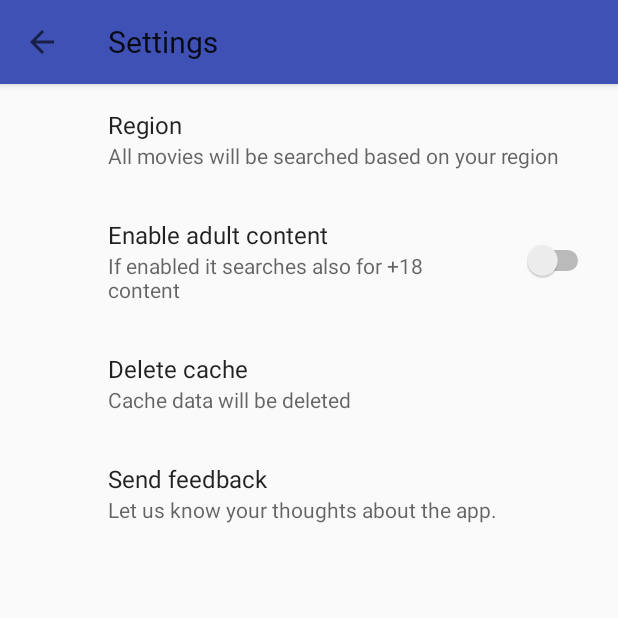
After one commit to Dannyang27/Kino, an Android app: the MySettingFragment screen opened directly, with no data from a screen before it, on a phone screen of 412 x 824 dp, the top half of it. The commit adds this screen. Run offline under Robolectric (Android 15) with nearby library versions, the phone set to English and light mode, and no system bars; our stand-ins replace androidx.preference.

Commit message:
SettingActivity Screen added

```diff
--- a/app/build.gradle
+++ b/app/build.gradle
@@ -43,6 +43,8 @@ dependencies {
     implementation 'androidx.emoji:emoji-bundled:1.0.0'
     implementation 'org.jetbrains.kotlinx:kotlinx-coroutines-core:1.3.0-M1'
     implementation 'com.squareup.picasso:picasso:2.71828'
+    implementation group: 'androidx.preference', name: 'preference', version: '1.0.0-alpha1'
+
 
     // ViewModel Libraries
     def lifecycle_version = "2.0.0"
--- /dev/null
+++ b/app/src/main/java/com/example/ledannyyang/movies/Activities/SettingActivity.kt
@@ -0,0 +1,34 @@
+package com.example.ledannyyang.movies.Activities
+
+import android.os.Bundle
+import android.view.MenuItem
+import androidx.appcompat.app.AppCompatActivity
+import androidx.appcompat.widget.Toolbar
+import com.example.ledannyyang.movies.MySettingFragment
+import com.example.ledannyyang.movies.R
+
+class SettingActivity : AppCompatActivity() {
+
+    private lateinit var toolbar: Toolbar
+
+    override fun onCreate(savedInstanceState: Bundle?) {
+        super.onCreate(savedInstanceState)
+        setContentView(R.layout.activity_setting)
+
+        toolbar = findViewById(R.id.setting_toolbar)
+        toolbar.title = getString(R.string.setting_toolbar)
+        setSupportActionBar(toolbar)
+        supportActionBar?.setDisplayHomeAsUpEnabled(true)
+        supportActionBar?.setDisplayShowHomeEnabled(true)
+
+        supportFragmentManager.beginTransaction().replace(R.id.setting_container, MySettingFragment()).commit()
+    }
+
+    override fun onOptionsItemSelected(item: MenuItem?) = when(item?.itemId){
+        android.R.id.home -> {
+            finish()
+            true
+        }
+        else -> super.onOptionsItemSelected(item)
+    }
+}
--- a/app/src/main/java/com/example/ledannyyang/movies/FragmentController/SearchController.kt
+++ b/app/src/main/java/com/example/ledannyyang/movies/FragmentController/SearchController.kt
@@ -23,7 +23,6 @@ class SearchController : Fragment(){
     companion object {
         fun newInstance(): SearchController = SearchController()
         lateinit var viewAdapter: RecyclerView.Adapter<*>
-
     }
 
     override fun onCreateView(inflater: LayoutInflater, container: ViewGroup?, savedInstanceState: Bundle?): View? {
@@ -33,7 +32,7 @@ class SearchController : Fragment(){
         searchview.setOnQueryTextListener(object : SearchView.OnQueryTextListener{
             override fun onQueryTextSubmit(query: String?): Boolean {
                 movies.clear()
-                RetrofitClient.getSearchMovie(movies, query.toString())
+                RetrofitClient.getSearchMovie(activity?.applicationContext!!, movies, query.toString())
                 return true
             }
 
--- /dev/null
+++ b/app/src/main/java/com/example/ledannyyang/movies/MySettingFragment.kt
@@ -0,0 +1,43 @@
+package com.example.ledannyyang.movies
+
+import android.os.Bundle
+import androidx.preference.ListPreference
+import androidx.preference.Preference
+import androidx.preference.PreferenceFragmentCompat
+import androidx.preference.SwitchPreference
+import org.jetbrains.anko.toast
+
+class MySettingFragment : PreferenceFragmentCompat(){
+    private lateinit var region: ListPreference
+    private lateinit var adultSwitch: SwitchPreference
+    private lateinit var deleteCache: Preference
+    private lateinit var sendFeedback: Preference
+
+    override fun onCreatePreferences(savedInstanceState: Bundle?, rootKey: String?) {
+        setPreferencesFromResource(R.xml.preference_setting, rootKey)
+        region = findPreference("region") as ListPreference
+        adultSwitch = findPreference("adultContent") as SwitchPreference
+        deleteCache = findPreference("cache") as Preference
+        sendFeedback = findPreference("feedback") as Preference
+
+        region.setOnPreferenceChangeListener { oldValue , newValue ->
+            region.context.toast(getString(R.string.restartApp))
+            true
+        }
+
+        adultSwitch.setOnPreferenceClickListener {
+            adultSwitch.context.toast(getString(R.string.restartApp))
+            true
+        }
+
+        deleteCache.setOnPreferenceClickListener {
+            deleteCache.context.toast(getString(R.string.deleteCache))
+            true
+        }
+
+        sendFeedback.setOnPreferenceClickListener {
+            sendFeedback.context.toast(getString(R.string.sendFeedback))
+            true
+        }
+    }
+}
--- a/app/src/main/java/com/example/ledannyyang/movies/RecyclerView/MainActivityAdapter.kt
+++ b/app/src/main/java/com/example/ledannyyang/movies/RecyclerView/MainActivityAdapter.kt
@@ -30,7 +30,6 @@ class MainActivityAdapter(private val movies: MutableList<Movie>, val isUpcoming
 
         init{
             view.setOnClickListener {
-                Toast.makeText(it.context, "$movieId", Toast.LENGTH_LONG).show()
                 val intent = Intent(it.context, MovieDetailActivity::class.java)
                 intent.putExtra(AllMightyDataController.currentMovieID, movieId)
                 AllMightyDataController.releaseDate =  releaseDate
--- /dev/null
+++ b/app/src/main/res/layout/activity_setting.xml
@@ -0,0 +1,21 @@
+<?xml version="1.0" encoding="utf-8"?>
+<RelativeLayout xmlns:android="http://schemas.android.com/apk/res/android"
+    xmlns:tools="http://schemas.android.com/tools"
+    android:layout_width="match_parent"
+    android:layout_height="match_parent"
+    tools:context=".Activities.SettingActivity">
+
+    <androidx.appcompat.widget.Toolbar
+        android:id="@+id/setting_toolbar"
+        android:layout_width="match_parent"
+        android:layout_height="wrap_content"
+        android:background="@color/colorPrimary"
+        android:elevation="4dp"/>
+
+    <FrameLayout
+        android:id="@+id/setting_container"
+        android:layout_width="match_parent"
+        android:layout_height="match_parent"
+        android:layout_below="@id/setting_toolbar"/>
+
+</RelativeLayout>
--- a/app/src/main/res/layout/movie_detail_info.xml
+++ b/app/src/main/res/layout/movie_detail_info.xml
@@ -1,5 +1,5 @@
 <?xml version="1.0" encoding="utf-8"?>
-<androidx.constraintlayout.widget.ConstraintLayout
+<RelativeLayout
     xmlns:android="http://schemas.android.com/apk/res/android"
     xmlns:app="http://schemas.android.com/apk/res-auto"
     android:id="@+id/constraintLayout"
@@ -222,7 +222,6 @@
                     android:layout_width="match_parent"
                     android:layout_height="150dp"/>
             </LinearLayout>
-
         </LinearLayout>
     </ScrollView>
-</androidx.constraintlayout.widget.ConstraintLayout>
+</RelativeLayout>
--- /dev/null
+++ b/app/src/main/res/values/arrays.xml
@@ -0,0 +1,11 @@
+<?xml version="1.0" encoding="utf-8"?>
+<resources>
+    <string-array name="regions">
+        <item>France</item>
+        <item>Germany</item>
+        <item>Italy</item>
+        <item>United Kingdom</item>
+        <item>United States</item>
+        <item>Spain</item>
+    </string-array>
+</resources>
--- a/app/src/main/res/values/colors.xml
+++ b/app/src/main/res/values/colors.xml
@@ -6,5 +6,6 @@
     <color name="white">#FFFFFF</color>
     <color name="black">#000000</color>
     <color name="whitesmoke">#dbdbdb</color>
+    <color name="settingText">#444444</color>
 
 </resources>
--- a/app/src/main/res/values/strings.xml
+++ b/app/src/main/res/values/strings.xml
@@ -7,7 +7,7 @@
     <string name="favorite_item">Fav</string>
     <string name="search_tv">Search</string>
     <string name="billboard">Billboard</string>
-    <string name="sinopse">Sinopse</string>
+    <string name="sinopse">Overview</string>
     <string name="loremipsum">Lorem ipsum dolor sit amet, consectetur adipiscing elit, sed do
         eiusmod tempor incididunt ut labore et dolore magna aliqua. Ut enim ad minim veniam, quis
         nostrud exercitation ullamco laboris nisi ut aliquip ex ea commodo consequat.
@@ -39,4 +39,19 @@
     <string name="biography_title">Biography</string>
     <string name="hint">Type movie title</string>
     <string name="noreview">Aarghh, no reviews</string>
+    <string name="poweredbytmdb">Powered by</string>
+    <string name="feedback">Send feedback</string>
+    <string name="settings">Settings</string>
+    <string name="toprated">Top Rated</string>
+    <string name="region">Region</string>
+    <string name="region_summary">All movies will be searched based on your region</string>
+    <string name="cache">Delete cache</string>
+    <string name="cache_summary">Cache data will be deleted</string>
+    <string name="feedback_summary">Let us know your thoughts about the app.</string>
+    <string name="adultContent">Enable adult content</string>
+    <string name="adultContent_summary">If enabled it searches also for +18 content</string>
+    <string name="setting_toolbar">Settings</string>
+    <string name="restartApp">Restart app to update changes</string>
+    <string name="deleteCache">Cache deleted</string>
+    <string name="sendFeedback">Feedback submitted</string>
 </resources>
--- a/app/src/main/res/values/styles.xml
+++ b/app/src/main/res/values/styles.xml
@@ -14,6 +14,7 @@
         <item name="colorAccent">@color/colorAccent</item>
         <item name="windowActionBar">false</item>
         <item name="windowNoTitle">true</item>
+        <item name="preferenceTheme">@style/PreferenceThemeOverlay</item>
         <item name="android:fontFamily">@font/robotoregular</item>
         <item name="fontFamily">@font/robotoregular</item>
     </style>
--- /dev/null
+++ b/app/src/main/res/xml/preference_setting.xml
@@ -0,0 +1,39 @@
+<?xml version="1.0" encoding="utf-8"?>
+<PreferenceScreen xmlns:android="http://schemas.android.com/apk/res/android"
+    xmlns:app="http://schemas.android.com/apk/res-auto">
+
+    <ListPreference
+        android:defaultValue="1"
+        android:entries="@array/regions"
+        android:entryValues="@array/regions"
+        android:key="region"
+        android:title="@string/region"
+        android:summary="@string/region_summary"
+        android:layout="@layout/font_layout"
+        app:allowDividerAbove="false"
+        app:allowDividerBelow="false"/>
+
+    <SwitchPreference
+        android:defaultValue="false"
+        android:key="adultContent"
+        android:title="@string/adultContent"
+        android:summary="@string/adultContent_summary"
+        app:allowDividerAbove="false"
+        app:allowDividerBelow="false"/>
+
+    <Preference
+        android:key="cache"
+        android:title="@string/cache"
+        android:summary="@string/cache_summary"
+        android:layout="@layout/font_layout"
+        app:allowDividerAbove="false"
+        app:allowDividerBelow="false"/>
+
+    <Preference
+        android:key="feedback"
+        android:title="@string/feedback"
+        android:summary="@string/feedback_summary"
+        android:layout="@layout/font_layout"
+        app:allowDividerAbove="false"
+        app:allowDividerBelow="false"/>
+</PreferenceScreen>
```
Also changed, not shown: app/src/main/AndroidManifest.xml (+8 -4 lines), app/src/main/java/com/example/ledannyyang/movies/Activities/MainActivity.kt (+22 -0 lines), app/src/main/java/com/example/ledannyyang/movies/Retrofit/RetrofitClient.kt (+8 -2 lines), app/src/main/res/layout/font_layout.xml (added, +22 -0 lines), app/src/main/res/menu/menu.xml (added, +10 -0 lines), app/src/main/res/drawable/tmdb.png (added).
